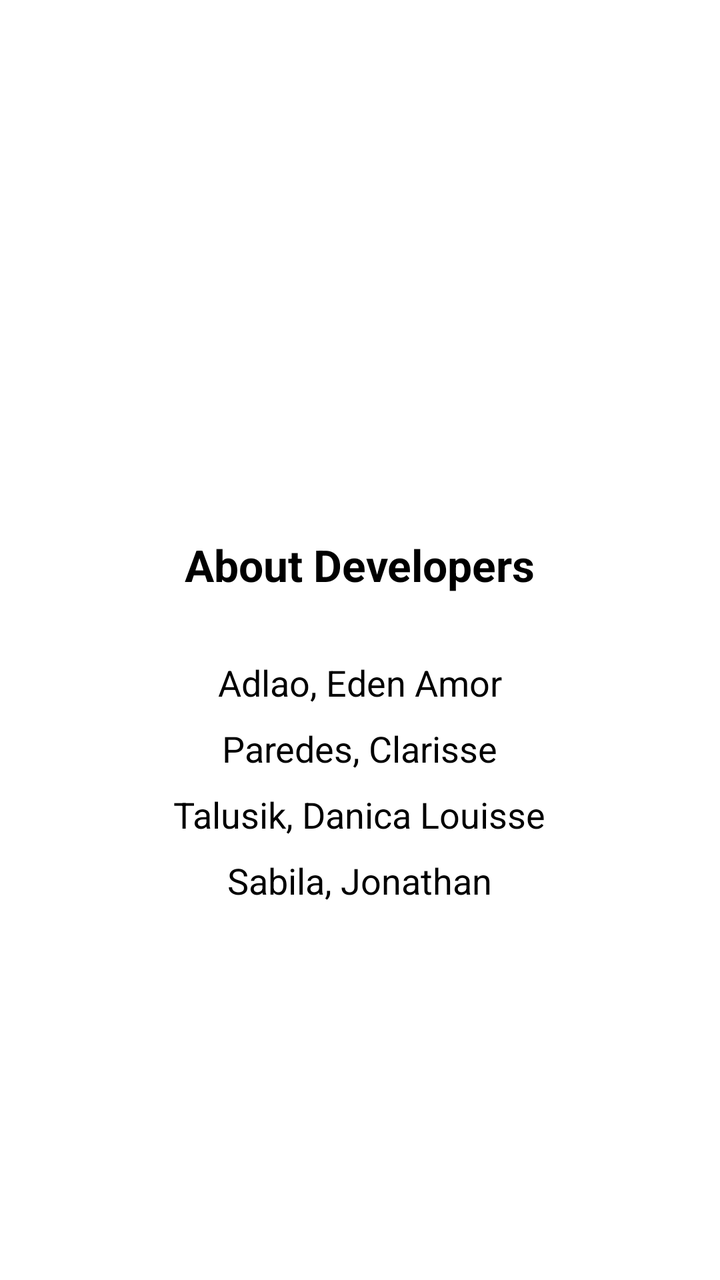
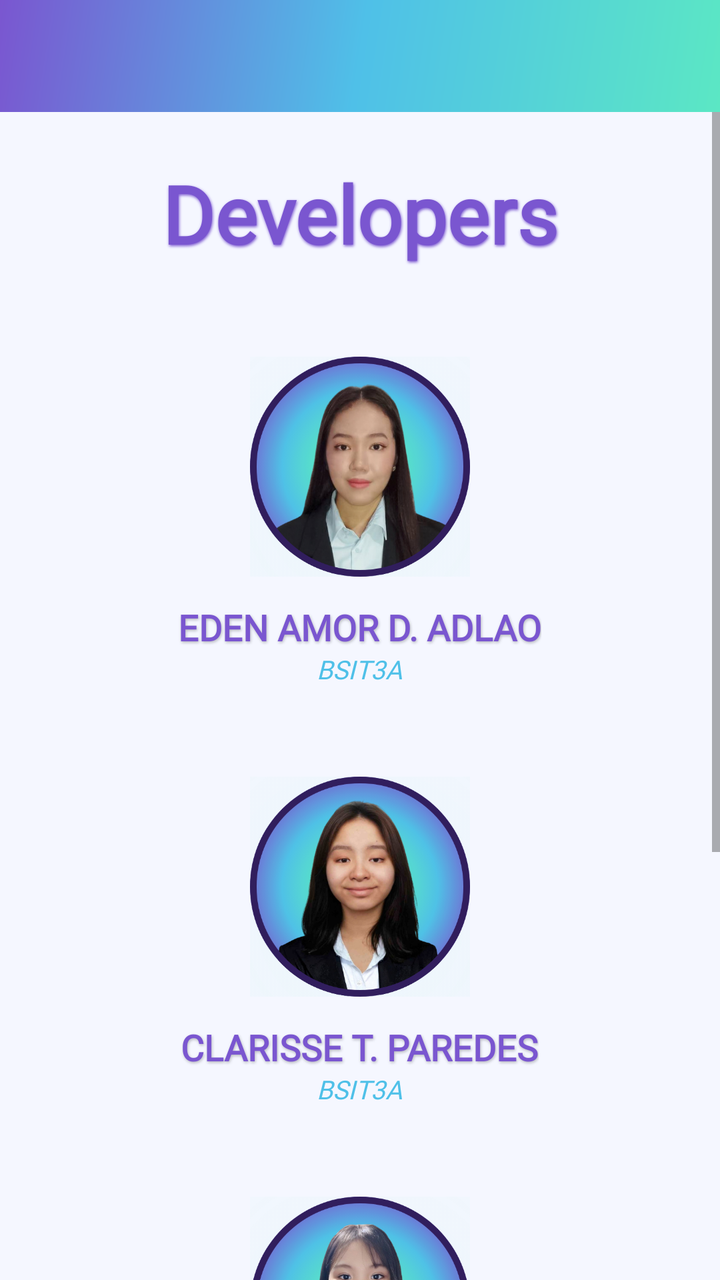

An Android layout rendered at two revisions. The XML below is the earlier revision; the diff shows what the commit changed to produce the second picture.
<!-- AndroidManifest.xml: activity theme Theme.ShoppingApp.NoActionBar -->
<!-- res/layout/activity_about_developers.xml -->
<?xml version="1.0" encoding="utf-8"?>
<LinearLayout xmlns:android="http://schemas.android.com/apk/res/android"
    android:layout_width="match_parent"
    android:layout_height="match_parent"
    android:background="#FFFFFF"
    android:fitsSystemWindows="true"
    android:orientation="vertical">

    <com.google.android.material.appbar.MaterialToolbar
        android:id="@+id/about_toolbar"
        android:layout_width="match_parent"
        android:layout_height="?attr/actionBarSize"
        android:background="#FFFFFF"
        android:theme="@style/ThemeOverlay.AppCompat.Light" />

    <LinearLayout
        android:layout_width="match_parent"
        android:layout_height="0dp"
        android:layout_weight="1"
        android:gravity="center"
        android:orientation="vertical"
        android:padding="24dp">

        <TextView
            android:layout_width="wrap_content"
            android:layout_height="wrap_content"
            android:layout_marginTop="24dp"
            android:text="About Developers"
            android:textColor="#000000"
            android:textSize="22sp"
            android:textStyle="bold" />

        <TextView
            android:layout_width="wrap_content"
            android:layout_height="wrap_content"
            android:layout_marginTop="32dp"
            android:gravity="center"
            android:lineSpacingExtra="12dp"
            android:text="Adlao, Eden Amor\nParedes, Clarisse\nTalusik, Danica Louisse\nSabila, Jonathan"
            android:textColor="#000000"
            android:textSize="18sp" />
    </LinearLayout>
</LinearLayout>
<!-- resources referenced by this layout -->
<resources>
  <style name="Theme.ShoppingApp.NoActionBar" parent="Theme.MaterialComponents.DayNight.NoActionBar">
          <item name="windowActionBar">false</item>
          <item name="windowNoTitle">true</item>
      </style>
</resources>

<!-- the commit's change to res/layout/activity_about_developers.xml (unified diff, before → after) -->
@@ -1,43 +1,251 @@
 <?xml version="1.0" encoding="utf-8"?>
 <LinearLayout xmlns:android="http://schemas.android.com/apk/res/android"
+    xmlns:app="http://schemas.android.com/apk/res-auto"
     android:layout_width="match_parent"
     android:layout_height="match_parent"
-    android:background="#FFFFFF"
-    android:fitsSystemWindows="true"
+    android:background="@color/offwhite"
     android:orientation="vertical">
 
     <com.google.android.material.appbar.MaterialToolbar
         android:id="@+id/about_toolbar"
         android:layout_width="match_parent"
         android:layout_height="?attr/actionBarSize"
-        android:background="#FFFFFF"
+        android:background="@drawable/bg_appbar"
         android:theme="@style/ThemeOverlay.AppCompat.Light" />
 
-    <LinearLayout
+    <ScrollView
         android:layout_width="match_parent"
-        android:layout_height="0dp"
-        android:layout_weight="1"
-        android:gravity="center"
-        android:orientation="vertical"
-        android:padding="24dp">
-
-        <TextView
-            android:layout_width="wrap_content"
+        android:layout_height="match_parent"
+        android:fillViewport="true">
+
+        <LinearLayout
+            android:layout_width="match_parent"
             android:layout_height="wrap_content"
-            android:layout_marginTop="24dp"
-            android:text="About Developers"
-            android:textColor="#000000"
-            android:textSize="22sp"
-            android:textStyle="bold" />
-
-        <TextView
-            android:layout_width="wrap_content"
-            android:layout_height="wrap_content"
-            android:layout_marginTop="32dp"
-            android:gravity="center"
-            android:lineSpacingExtra="12dp"
-            android:text="Adlao, Eden Amor\nParedes, Clarisse\nTalusik, Danica Louisse\nSabila, Jonathan"
-            android:textColor="#000000"
-            android:textSize="18sp" />
-    </LinearLayout>
+            android:orientation="vertical"
+            android:paddingStart="24dp"
+            android:paddingTop="24dp"
+            android:paddingEnd="24dp"
+            android:paddingBottom="48dp"
+            android:gravity="center_horizontal">
+
+            <TextView
+                android:layout_width="match_parent"
+                android:layout_height="wrap_content"
+                android:layout_marginBottom="40dp"
+                android:fontFamily="@font/poppins"
+                android:gravity="center"
+                android:text="Developers"
+                android:textColor="@color/purple"
+                android:textSize="40sp"
+                android:textStyle="bold"
+
+                android:shadowColor="@color/purple"
+                android:shadowDx="1"
+                android:shadowDy="2"
+                android:shadowRadius="3"/>
+
+            
+            <LinearLayout
+                android:layout_width="match_parent"
+                android:layout_height="wrap_content"
+                android:layout_marginBottom="40dp"
+                android:gravity="center_horizontal"
+                android:orientation="vertical">
+
+                <ImageView
+                    android:layout_width="120dp"
+                    android:layout_height="120dp"
+                    android:contentDescription="Eden Amor D. Adlao"
+                    android:scaleType="fitCenter"
+                    android:src="@drawable/img_dev_eden"
+                    android:padding="5dp" />
+
+                <LinearLayout
+                    android:layout_width="wrap_content"
+                    android:layout_height="wrap_content"
+                    android:layout_marginTop="8dp"
+                    android:gravity="center_horizontal"
+                    android:orientation="vertical">
+
+                    <TextView
+                        android:layout_width="wrap_content"
+                        android:layout_height="wrap_content"
+                        android:fontFamily="@font/poppins"
+                        android:gravity="center"
+                        android:text="EDEN AMOR D. ADLAO"
+                        android:textColor="@color/purple"
+                        android:textSize="18sp"
+                        android:textStyle="bold"
+
+                        android:shadowColor="#40000000"
+                        android:shadowDx="1"
+                        android:shadowDy="2"
+                        android:shadowRadius="3"/>
+
+                    <TextView
+                        android:layout_width="wrap_content"
+                        android:layout_height="wrap_content"
+                        android:fontFamily="@font/poppins"
+                        android:gravity="center"
+                        android:text="BSIT3A"
+                        android:textColor="@color/lightblue"
+                        android:textSize="13sp"
+                        android:textStyle="italic" />
+
+                </LinearLayout>
+            </LinearLayout>
+
+            
+            <LinearLayout
+                android:layout_width="match_parent"
+                android:layout_height="wrap_content"
+                android:layout_marginBottom="40dp"
+                android:gravity="center_horizontal"
+                android:orientation="vertical">
+
+                <ImageView
+                    android:layout_width="120dp"
+                    android:layout_height="120dp"
+                    android:contentDescription="Clarisse T. Paredes"
+                    android:scaleType="fitCenter"
+                    android:src="@drawable/img_dev_clarisse"
+                    android:padding="5dp"/>
+
+                <LinearLayout
+                    android:layout_width="wrap_content"
+                    android:layout_height="wrap_content"
+                    android:layout_marginTop="8dp"
+                    android:gravity="center_horizontal"
+                    android:orientation="vertical">
+
+                    <TextView
+                        android:layout_width="wrap_content"
+                        android:layout_height="wrap_content"
+                        android:fontFamily="@font/poppins"
+                        android:gravity="center"
+                        android:text="CLARISSE T. PAREDES"
+                        android:textColor="@color/purple"
+                        android:textSize="18sp"
+                        android:textStyle="bold"
+
+                        android:shadowColor="#40000000"
+                        android:shadowDx="1"
+                        android:shadowDy="2"
+                        android:shadowRadius="3"/>
+
+                    <TextView
+                        android:layout_width="wrap_content"
+                        android:layout_height="wrap_content"
+                        android:fontFamily="@font/poppins"
+                        android:gravity="center"
+                        android:text="BSIT3A"
+                        android:textColor="@color/lightblue"
+                        android:textSize="13sp"
+                        android:textStyle="italic" />
+
+                </LinearLayout>
+            </LinearLayout>
+
+            
+            <LinearLayout
+                android:layout_width="match_parent"
+                android:layout_height="wrap_content"
+                android:gravity="center_horizontal"
+                android:orientation="vertical">
+
+                <ImageView
+                    android:layout_width="120dp"
+                    android:layout_height="120dp"
+                    android:contentDescription="Danica Louisse D. Talusik"
+                    android:scaleType="fitCenter"
+                    android:src="@drawable/img_dev_danica"
+                    android:padding="5dp"/>
+
+                <LinearLayout
+                    android:layout_width="wrap_content"
+                    android:layout_height="wrap_content"
+                    android:layout_marginTop="8dp"
+                    android:gravity="center_horizontal"
+                    android:orientation="vertical">
+
+                    <TextView
+                        android:layout_width="wrap_content"
+                        android:layout_height="wrap_content"
+                        android:fontFamily="@font/poppins"
+                        android:gravity="center"
+                        android:text="DANICA LOUISSE D. TALUSIK"
+                        android:textColor="@color/purple"
+                        android:textSize="17sp"
+                        android:textStyle="bold"
+
+                        android:shadowColor="#40000000"
+                        android:shadowDx="1"
+                        android:shadowDy="2"
+                        android:shadowRadius="3"/>
+
+                    <TextView
+                        android:layout_width="wrap_content"
+                        android:layout_height="wrap_content"
+                        android:fontFamily="@font/poppins"
+                        android:gravity="center"
+                        android:text="BSIT3A"
+                        android:textColor="@color/lightblue"
+                        android:textSize="13sp"
+                        android:textStyle="italic" />
+
+                </LinearLayout>
+            </LinearLayout>
+
+            
+            <LinearLayout
+                android:layout_width="match_parent"
+                android:layout_height="wrap_content"
+                android:gravity="center_horizontal"
+                android:orientation="vertical">
+
+                <ImageView
+                    android:layout_width="120dp"
+                    android:layout_height="120dp"
+                    android:contentDescription="Danica Louisse D. Talusik"
+                    android:scaleType="fitCenter"
+                    android:src="@drawable/shopit_logo"
+                    android:padding="5dp"/>
+
+                <LinearLayout
+                    android:layout_width="wrap_content"
+                    android:layout_height="wrap_content"
+                    android:layout_marginTop="8dp"
+                    android:gravity="center_horizontal"
+                    android:orientation="vertical">
+
+                    <TextView
+                        android:layout_width="wrap_content"
+                        android:layout_height="wrap_content"
+                        android:fontFamily="@font/poppins"
+                        android:gravity="center"
+                        android:text="JONATHAN SABILA"
+                        android:textColor="@color/purple"
+                        android:textSize="17sp"
+                        android:textStyle="bold"
+
+                        android:shadowColor="#40000000"
+                        android:shadowDx="1"
+                        android:shadowDy="2"
+                        android:shadowRadius="3"/>
+
+                    <TextView
+                        android:layout_width="wrap_content"
+                        android:layout_height="wrap_content"
+                        android:fontFamily="@font/poppins"
+                        android:gravity="center"
+                        android:text="BSIT3A"
+                        android:textColor="@color/lightblue"
+                        android:textSize="13sp"
+                        android:textStyle="italic" />
+
+                </LinearLayout>
+            </LinearLayout>
+
+        </LinearLayout>
+    </ScrollView>
 </LinearLayout>
<!-- resource entries referenced after the edit -->
@@ -1,8 +1,27 @@
 <!-- resources referenced by this layout -->
 <resources>
+  <color name="lightblue">#4fc0e8</color>
+  <color name="offwhite">#f5f7ff</color>
+  <color name="purple">#7a56d0</color>
+  <!-- drawable bg_appbar (drawable) -->
+  <?xml version="1.0" encoding="utf-8"?>
+  <shape xmlns:android="http://schemas.android.com/apk/res/android"
+      android:shape="rectangle">
+  
+      <gradient
+          android:angle="315"
+          android:startColor="@color/purple"
+          android:centerColor="@color/lightblue"
+          android:endColor="@color/teal" />
+  </shape>
+  <!-- drawable img_dev_clarisse: png bitmap (drawable, 307305 bytes) -->
+  <!-- drawable img_dev_danica: png bitmap (drawable, 294689 bytes) -->
+  <!-- drawable img_dev_eden: png bitmap (drawable, 275307 bytes) -->
+  <!-- drawable shopit_logo: png bitmap (drawable, 33179 bytes) -->
   <style name="Theme.ShoppingApp.NoActionBar" parent="Theme.MaterialComponents.DayNight.NoActionBar">
           <item name="windowActionBar">false</item>
           <item name="windowNoTitle">true</item>
       </style>
+  <color name="teal">#5be7c4</color>
 </resources>
 
